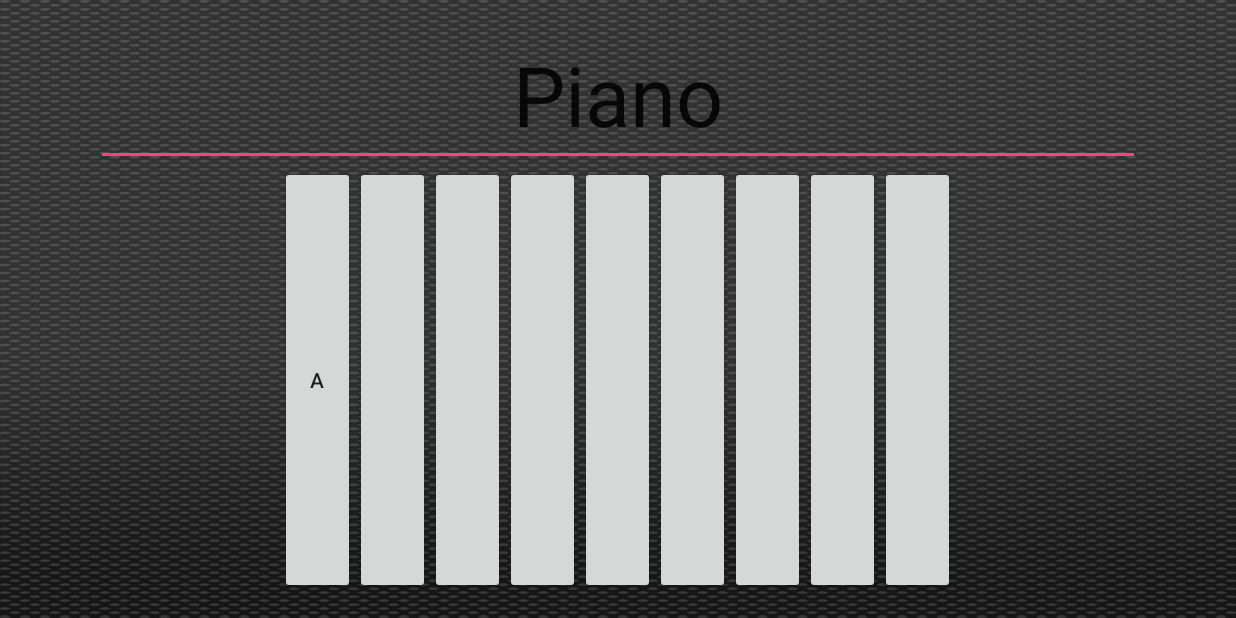
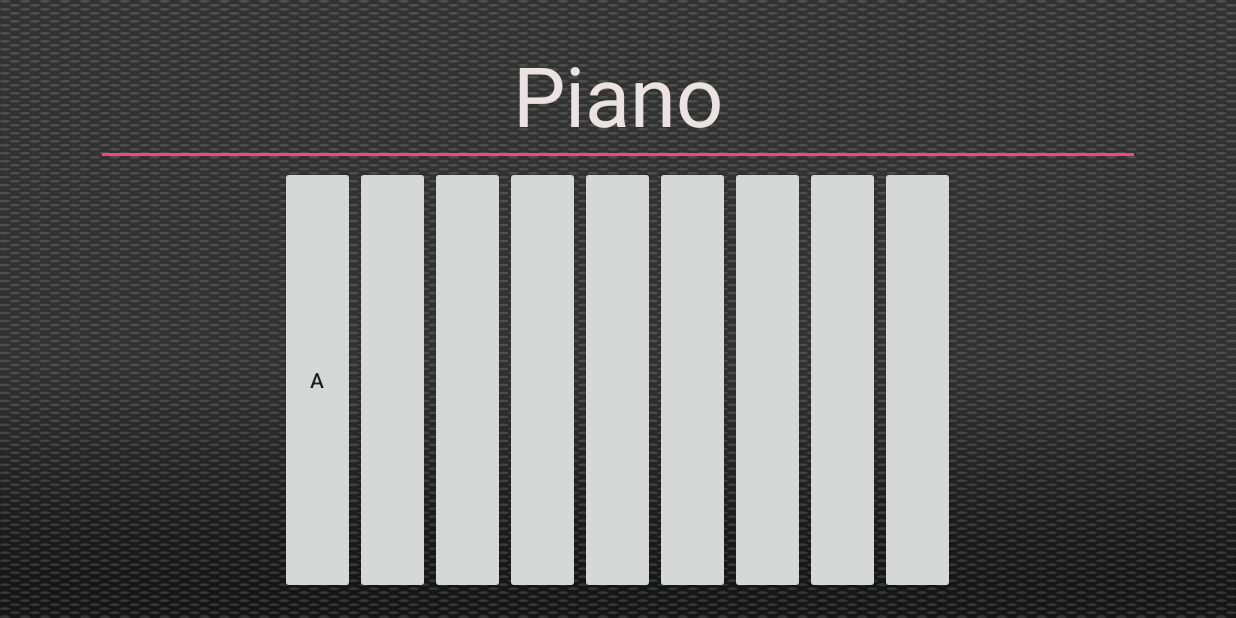
Before and after one commit to Santipap/PianoKey, an Android app: the screen it shows after launch (MainActivity), on a phone screen of 824 x 412 dp (held sideways). Run offline under Robolectric (Android 15) with nearby library versions, the phone set to English and light mode, and no system bars.

Commit message:
up date github my test upload information

```diff
--- a/app/src/main/res/layout/activity_main.xml
+++ b/app/src/main/res/layout/activity_main.xml
@@ -21,7 +21,9 @@
             android:id="@+id/editText"
             android:textSize="55dp"
             android:text="@string/app_name"
-            android:gravity="center" />
+            android:gravity="center"
+            android:textIsSelectable="false"
+            android:textColor="#ebe3e3" />
 
         <LinearLayout
             android:orientation="horizontal"
```
